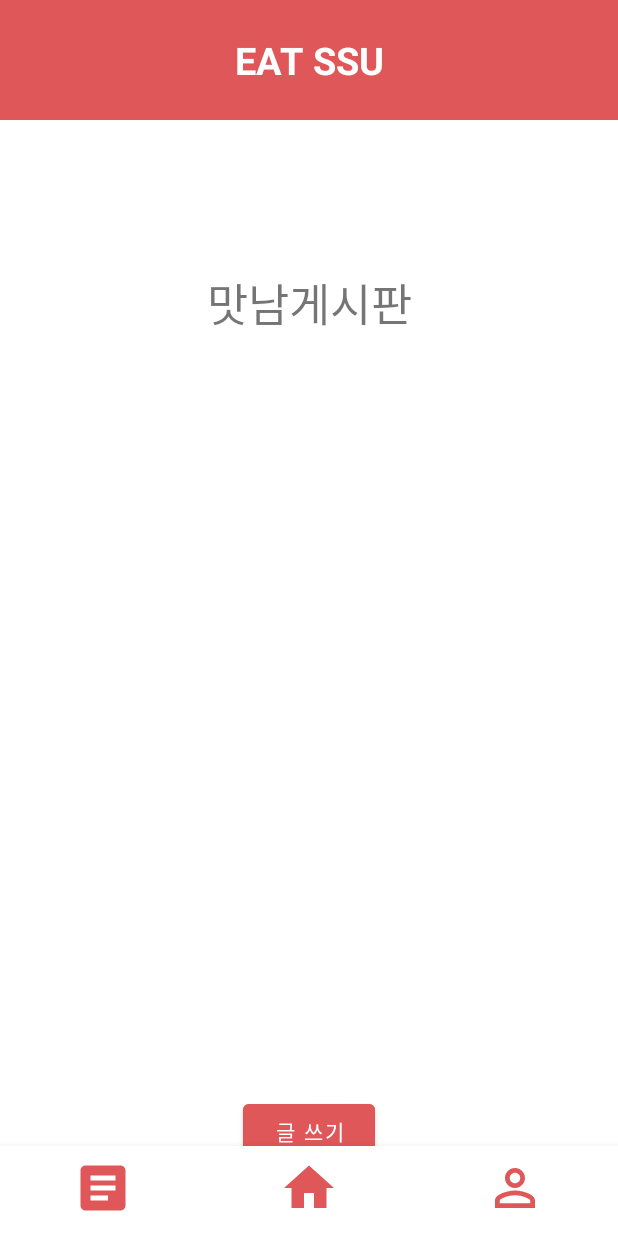
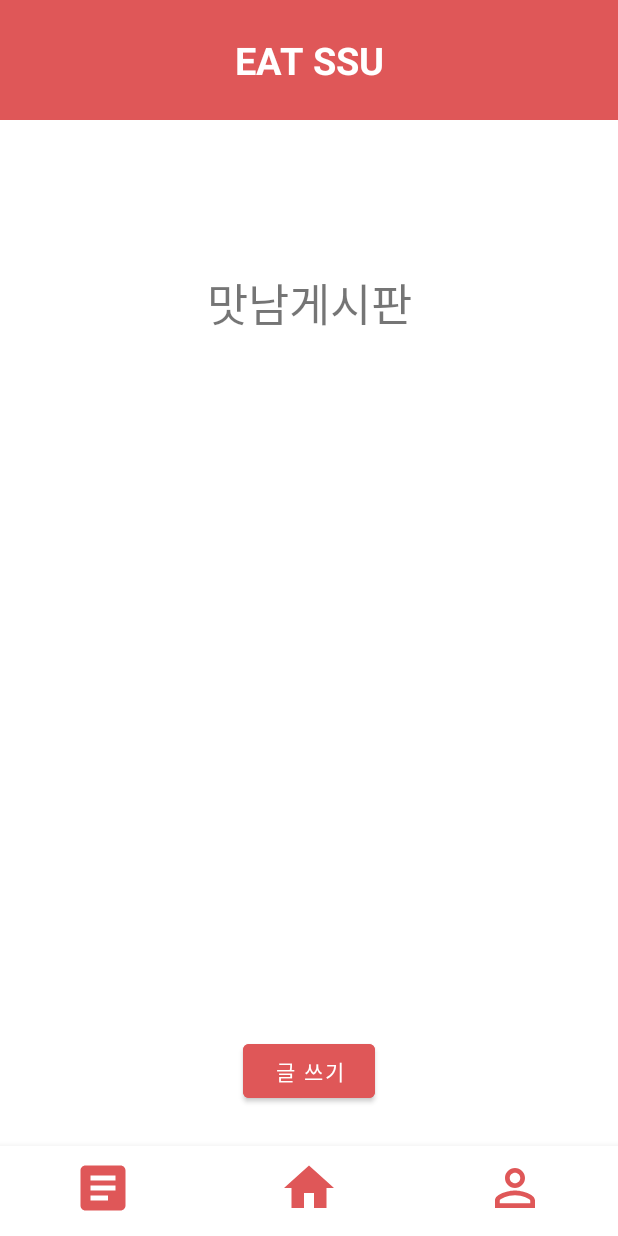
Before and after one commit to EAT-SSU/EAT-SSU, an Android app: the fragment BoardFragment placed in its activity, on a phone screen of 412 x 824 dp. Run offline under Robolectric (Android 15) with nearby library versions, the phone set to English and light mode, and no system bars.

Commit message:
fix: WriteBoard xml 수정 #15

```diff
--- a/app/src/main/java/com/example/eatssu/BoardFragment.java
+++ b/app/src/main/java/com/example/eatssu/BoardFragment.java
@@ -22,16 +22,18 @@ public class BoardFragment extends Fragment {
     private ViewDataBinding binding;
     //Button goWriteButton;
 
+    private View view;
+    private Button goWriteButton;
+
     @Nullable
     @Override
     public View onCreateView(@NonNull LayoutInflater inflater, @Nullable ViewGroup container, @Nullable Bundle savedInstanceState) {
-        View root=inflater.inflate(R.layout.fragment_board,container,false);
+        view=inflater.inflate(R.layout.fragment_board,container,false);
 
         //binding = DataBindingUtil.inflate(inflater,R.layout.fragment_board,container,false);
         //View root = binding.getRoot();
 
-        /*
-        Button goWriteButton = (Button) getView().findViewById(R.id.btn_goWrite);
+        goWriteButton = (Button) view.findViewById(R.id.btn_goWrite);
 
         goWriteButton.setOnClickListener(new View.OnClickListener() {
             @Override
@@ -39,8 +41,8 @@ public class BoardFragment extends Fragment {
                 Intent intent = new Intent(getActivity(),WriteBoardActivity.class);
                 startActivity(intent);
             }
-        });*/
-        return root;
+        });
+        return view;
     }
 
 //    final ArrayAdapter adapter = new ArrayAdapter(this,R.layout.content,R.id.tv_title);
--- a/app/src/main/res/layout/fragment_board.xml
+++ b/app/src/main/res/layout/fragment_board.xml
@@ -29,7 +29,7 @@
 
         <LinearLayout
             android:layout_width="match_parent"
-            android:layout_height="wrap_content"
+            android:layout_height="match_parent"
             android:orientation="vertical">
 
             <androidx.recyclerview.widget.RecyclerView
@@ -45,6 +45,7 @@
         android:id="@+id/btn_goWrite"
         android:layout_width="wrap_content"
         android:layout_height="wrap_content"
+        android:layout_marginBottom="80dp"
         android:text="글 쓰기"
         app:layout_constraintBottom_toBottomOf="parent"
         app:layout_constraintEnd_toEndOf="parent"
```
